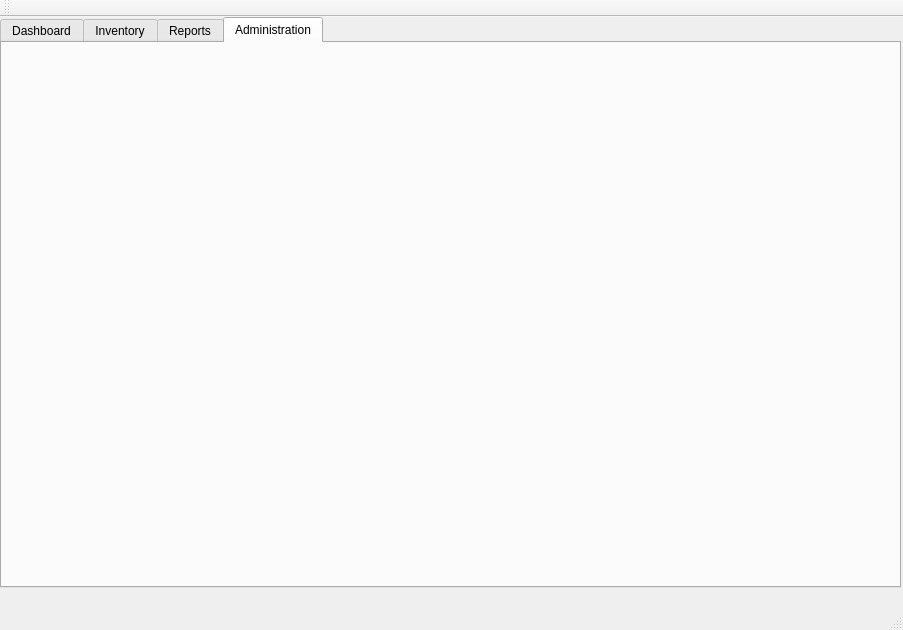
Above: InventoryManagement/homepage.ui from bkinney91/InventoryManagement before the change. Below: the same form after it.
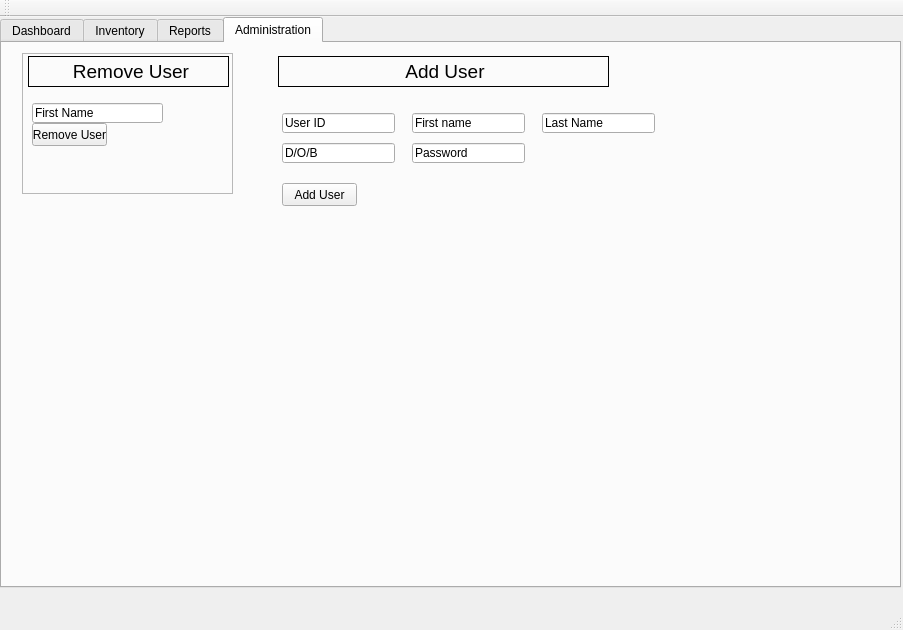
That is the form after the change. The open tabs and pages were chosen to show the change.

What changed in the file:
```diff
--- a/InventoryManagement/homepage.ui
+++ b/InventoryManagement/homepage.ui
@@ -373,6 +373,198 @@
      <attribute name="title">
       <string>Administration</string>
      </attribute>
+     <widget class="QFrame" name="frame">
+      <property name="geometry">
+       <rect>
+        <x>20</x>
+        <y>10</y>
+        <width>211</width>
+        <height>141</height>
+       </rect>
+      </property>
+      <property name="frameShape">
+       <enum>QFrame::StyledPanel</enum>
+      </property>
+      <property name="frameShadow">
+       <enum>QFrame::Raised</enum>
+      </property>
+      <widget class="QLabel" name="RemoveUserLabel">
+       <property name="geometry">
+        <rect>
+         <x>6</x>
+         <y>3</y>
+         <width>201</width>
+         <height>31</height>
+        </rect>
+       </property>
+       <property name="font">
+        <font>
+         <pointsize>14</pointsize>
+        </font>
+       </property>
+       <property name="layoutDirection">
+        <enum>Qt::LeftToRight</enum>
+       </property>
+       <property name="frameShape">
+        <enum>QFrame::Box</enum>
+       </property>
+       <property name="text">
+        <string>&lt;html&gt;&lt;head/&gt;&lt;body&gt;&lt;p align=&quot;center&quot;&gt;Remove User&lt;/p&gt;&lt;/body&gt;&lt;/html&gt;</string>
+       </property>
+      </widget>
+      <widget class="QPushButton" name="removeUser">
+       <property name="geometry">
+        <rect>
+         <x>10</x>
+         <y>70</y>
+         <width>75</width>
+         <height>23</height>
+        </rect>
+       </property>
+       <property name="text">
+        <string>Remove User</string>
+       </property>
+      </widget>
+      <widget class="QLineEdit" name="RemoveUserLineEdit">
+       <property name="geometry">
+        <rect>
+         <x>10</x>
+         <y>50</y>
+         <width>131</width>
+         <height>20</height>
+        </rect>
+       </property>
+       <property name="text">
+        <string notr="true">First Name</string>
+       </property>
+      </widget>
+      <widget class="QLabel" name="showRemoved">
+       <property name="geometry">
+        <rect>
+         <x>6</x>
+         <y>103</y>
+         <width>131</width>
+         <height>20</height>
+        </rect>
+       </property>
+       <property name="text">
+        <string/>
+       </property>
+      </widget>
+     </widget>
+     <widget class="QLabel" name="addUser">
+      <property name="geometry">
+       <rect>
+        <x>276</x>
+        <y>13</y>
+        <width>331</width>
+        <height>31</height>
+       </rect>
+      </property>
+      <property name="frameShape">
+       <enum>QFrame::Box</enum>
+      </property>
+      <property name="text">
+       <string>&lt;html&gt;&lt;head/&gt;&lt;body&gt;&lt;p align=&quot;center&quot;&gt;&lt;span style=&quot; font-size:14pt;&quot;&gt;Add User&lt;/span&gt;&lt;/p&gt;&lt;/body&gt;&lt;/html&gt;</string>
+      </property>
+     </widget>
+     <widget class="QLineEdit" name="UIDlineEdit">
+      <property name="geometry">
+       <rect>
+        <x>280</x>
+        <y>70</y>
+        <width>113</width>
+        <height>20</height>
+       </rect>
+      </property>
+      <property name="inputMask">
+       <string/>
+      </property>
+      <property name="text">
+       <string notr="true">User ID</string>
+      </property>
+      <property name="maxLength">
+       <number>32767</number>
+      </property>
+     </widget>
+     <widget class="QLineEdit" name="FNAMElineEdit">
+      <property name="geometry">
+       <rect>
+        <x>410</x>
+        <y>70</y>
+        <width>113</width>
+        <height>20</height>
+       </rect>
+      </property>
+      <property name="text">
+       <string notr="true">First name</string>
+      </property>
+     </widget>
+     <widget class="QLineEdit" name="LNAMElineEdit">
+      <property name="geometry">
+       <rect>
+        <x>540</x>
+        <y>70</y>
+        <width>113</width>
+        <height>20</height>
+       </rect>
+      </property>
+      <property name="text">
+       <string notr="true">Last Name</string>
+      </property>
+     </widget>
+     <widget class="QLineEdit" name="DOBlineEdit">
+      <property name="geometry">
+       <rect>
+        <x>280</x>
+        <y>100</y>
+        <width>113</width>
+        <height>20</height>
+       </rect>
+      </property>
+      <property name="text">
+       <string>D/O/B</string>
+      </property>
+     </widget>
+     <widget class="QLineEdit" name="PASSlineEdit">
+      <property name="geometry">
+       <rect>
+        <x>410</x>
+        <y>100</y>
+        <width>113</width>
+        <height>20</height>
+       </rect>
+      </property>
+      <property name="text">
+       <string notr="true">Password</string>
+      </property>
+     </widget>
+     <widget class="QPushButton" name="AddUserButton">
+      <property name="geometry">
+       <rect>
+        <x>280</x>
+        <y>140</y>
+        <width>75</width>
+        <height>23</height>
+       </rect>
+      </property>
+      <property name="text">
+       <string>Add User</string>
+      </property>
+     </widget>
+     <widget class="QLabel" name="Addedlabel">
+      <property name="geometry">
+       <rect>
+        <x>376</x>
+        <y>142</y>
+        <width>91</width>
+        <height>21</height>
+       </rect>
+      </property>
+      <property name="text">
+       <string/>
+      </property>
+     </widget>
     </widget>
    </widget>
   </widget>
```
Left out of the diff: 7 changed lines with no effect on the pictures.
